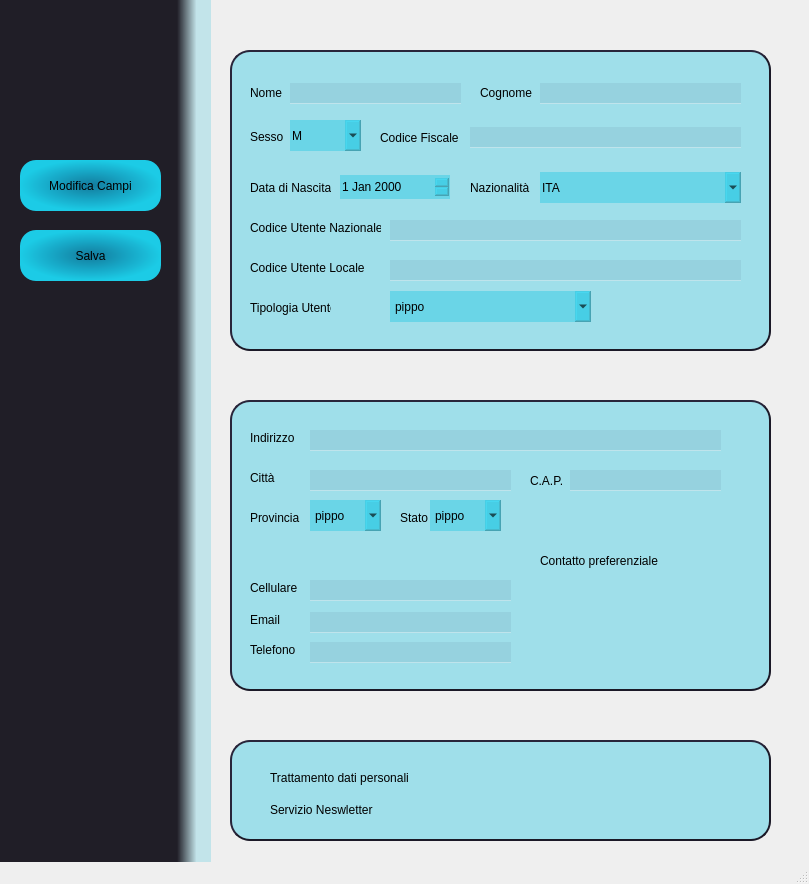
Qt form designer/SchedaUtenteView/SchedaUtenteView.ui (begbaj/babelib) before a commit.
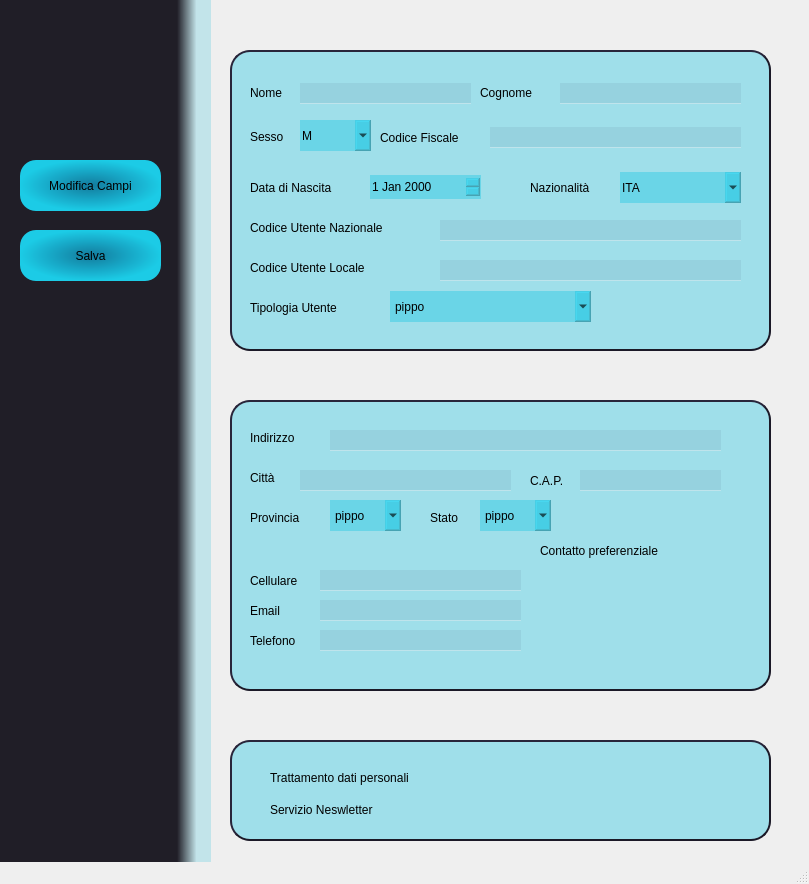
The same form after that commit. Icons and pictures are not drawn.

Commit message: aggiunto pop up di selezione su elimina, modificato la gui utenti con annessione dell'effetto "press", fatto dei test con i qss funzionanti (i file sono in formato txt per via di errori che mi compaiono sull'editor)

Diff of the .ui file:
```diff
--- a/designer/SchedaUtenteView/SchedaUtenteView.ui
+++ b/designer/SchedaUtenteView/SchedaUtenteView.ui
@@ -191,7 +191,7 @@
       <rect>
        <x>250</x>
        <y>32</y>
-       <width>61</width>
+       <width>71</width>
        <height>21</height>
       </rect>
      </property>
@@ -209,7 +209,7 @@
       <rect>
        <x>150</x>
        <y>80</y>
-       <width>81</width>
+       <width>111</width>
        <height>16</height>
       </rect>
      </property>
@@ -261,7 +261,7 @@
     <widget class="QComboBox" name="genderBox">
      <property name="geometry">
       <rect>
-       <x>60</x>
+       <x>70</x>
        <y>70</y>
        <width>71</width>
        <height>31</height>
@@ -288,7 +288,7 @@
     <widget class="QLineEdit" name="nameField">
      <property name="geometry">
       <rect>
-       <x>60</x>
+       <x>70</x>
        <y>33</y>
        <width>171</width>
        <height>21</height>
@@ -316,9 +316,9 @@
     <widget class="QLineEdit" name="surnameField">
      <property name="geometry">
       <rect>
-       <x>310</x>
+       <x>330</x>
        <y>33</y>
-       <width>201</width>
+       <width>181</width>
        <height>21</height>
       </rect>
      </property>
@@ -341,9 +341,9 @@
     <widget class="QLineEdit" name="fiscalcodeField">
      <property name="geometry">
       <rect>
-       <x>240</x>
+       <x>260</x>
        <y>77</y>
-       <width>271</width>
+       <width>251</width>
        <height>21</height>
       </rect>
      </property>
@@ -368,7 +368,7 @@
       <rect>
        <x>20</x>
        <y>170</y>
-       <width>131</width>
+       <width>181</width>
        <height>16</height>
       </rect>
      </property>
@@ -386,7 +386,7 @@
       <rect>
        <x>20</x>
        <y>210</y>
-       <width>131</width>
+       <width>161</width>
        <height>16</height>
       </rect>
      </property>
@@ -402,9 +402,9 @@
     <widget class="QLineEdit" name="nameField_5">
      <property name="geometry">
       <rect>
-       <x>160</x>
+       <x>210</x>
        <y>170</y>
-       <width>351</width>
+       <width>301</width>
        <height>21</height>
       </rect>
      </property>
@@ -427,9 +427,9 @@
     <widget class="QLineEdit" name="nameField_6">
      <property name="geometry">
       <rect>
-       <x>160</x>
+       <x>210</x>
        <y>210</y>
-       <width>351</width>
+       <width>301</width>
        <height>21</height>
       </rect>
      </property>
@@ -454,7 +454,7 @@
       <rect>
        <x>20</x>
        <y>130</y>
-       <width>81</width>
+       <width>111</width>
        <height>16</height>
       </rect>
      </property>
@@ -470,9 +470,9 @@
     <widget class="QDateEdit" name="dateEdit">
      <property name="geometry">
       <rect>
-       <x>110</x>
+       <x>140</x>
        <y>125</y>
-       <width>110</width>
+       <width>111</width>
        <height>24</height>
       </rect>
      </property>
@@ -489,7 +489,7 @@
     <widget class="QLabel" name="dateLabel_2">
      <property name="geometry">
       <rect>
-       <x>240</x>
+       <x>300</x>
        <y>130</y>
        <width>81</width>
        <height>16</height>
@@ -507,9 +507,9 @@
     <widget class="QComboBox" name="nationBox">
      <property name="geometry">
       <rect>
-       <x>310</x>
+       <x>390</x>
        <y>122</y>
-       <width>201</width>
+       <width>121</width>
        <height>31</height>
       </rect>
      </property>
@@ -581,7 +581,7 @@
       <rect>
        <x>20</x>
        <y>250</y>
-       <width>81</width>
+       <width>121</width>
        <height>16</height>
       </rect>
      </property>
@@ -639,9 +639,9 @@
     <widget class="QLabel" name="positionLabel_2">
      <property name="geometry">
       <rect>
-       <x>170</x>
+       <x>200</x>
        <y>110</y>
-       <width>81</width>
+       <width>41</width>
        <height>16</height>
       </rect>
      </property>
@@ -659,7 +659,7 @@
       <rect>
        <x>20</x>
        <y>30</y>
-       <width>51</width>
+       <width>71</width>
        <height>16</height>
       </rect>
      </property>
@@ -675,9 +675,9 @@
     <widget class="QLineEdit" name="addressField">
      <property name="geometry">
       <rect>
-       <x>80</x>
+       <x>100</x>
        <y>30</y>
-       <width>411</width>
+       <width>391</width>
        <height>21</height>
       </rect>
      </property>
@@ -718,9 +718,9 @@
     <widget class="QLineEdit" name="cityField">
      <property name="geometry">
       <rect>
-       <x>80</x>
+       <x>70</x>
        <y>70</y>
-       <width>201</width>
+       <width>211</width>
        <height>21</height>
       </rect>
      </property>
@@ -761,9 +761,9 @@
     <widget class="QLineEdit" name="capField">
      <property name="geometry">
       <rect>
-       <x>340</x>
+       <x>350</x>
        <y>70</y>
-       <width>151</width>
+       <width>141</width>
        <height>21</height>
       </rect>
      </property>
@@ -788,7 +788,7 @@
       <rect>
        <x>20</x>
        <y>110</y>
-       <width>61</width>
+       <width>71</width>
        <height>16</height>
       </rect>
      </property>
@@ -804,7 +804,7 @@
     <widget class="QComboBox" name="districtBox">
      <property name="geometry">
       <rect>
-       <x>80</x>
+       <x>100</x>
        <y>100</y>
        <width>71</width>
        <height>31</height>
@@ -824,9 +824,9 @@
      <property name="geometry">
       <rect>
        <x>20</x>
-       <y>180</y>
-       <width>51</width>
-       <height>16</height>
+       <y>170</y>
+       <width>71</width>
+       <height>21</height>
       </rect>
      </property>
      <property name="styleSheet">
@@ -842,9 +842,9 @@
      <property name="geometry">
       <rect>
        <x>20</x>
-       <y>212</y>
+       <y>200</y>
        <width>51</width>
-       <height>16</height>
+       <height>21</height>
       </rect>
      </property>
      <property name="styleSheet">
@@ -860,9 +860,9 @@
      <property name="geometry">
       <rect>
        <x>20</x>
-       <y>242</y>
-       <width>51</width>
-       <height>16</height>
+       <y>230</y>
+       <width>71</width>
+       <height>21</height>
       </rect>
      </property>
      <property name="styleSheet">
@@ -877,8 +877,8 @@
     <widget class="QLineEdit" name="cellField">
      <property name="geometry">
       <rect>
-       <x>80</x>
-       <y>180</y>
+       <x>90</x>
+       <y>170</y>
        <width>201</width>
        <height>21</height>
       </rect>
@@ -902,8 +902,8 @@
     <widget class="QLineEdit" name="emailField">
      <property name="geometry">
       <rect>
-       <x>80</x>
-       <y>212</y>
+       <x>90</x>
+       <y>200</y>
        <width>201</width>
        <height>21</height>
       </rect>
@@ -927,8 +927,8 @@
     <widget class="QLineEdit" name="telephonField">
      <property name="geometry">
       <rect>
-       <x>80</x>
-       <y>242</y>
+       <x>90</x>
+       <y>230</y>
        <width>201</width>
        <height>21</height>
       </rect>
@@ -952,8 +952,8 @@
     <widget class="QRadioButton" name="radioButton">
      <property name="geometry">
       <rect>
-       <x>350</x>
-       <y>180</y>
+       <x>380</x>
+       <y>170</y>
        <width>100</width>
        <height>20</height>
       </rect>
@@ -972,8 +972,8 @@
     <widget class="QRadioButton" name="radioButton_2">
      <property name="geometry">
       <rect>
-       <x>350</x>
-       <y>210</y>
+       <x>380</x>
+       <y>200</y>
        <width>100</width>
        <height>20</height>
       </rect>
@@ -992,8 +992,8 @@
     <widget class="QRadioButton" name="radioButton_3">
      <property name="geometry">
       <rect>
-       <x>350</x>
-       <y>240</y>
+       <x>380</x>
+       <y>230</y>
        <width>100</width>
        <height>20</height>
       </rect>
@@ -1013,8 +1013,8 @@
      <property name="geometry">
       <rect>
        <x>310</x>
-       <y>150</y>
-       <width>121</width>
+       <y>140</y>
+       <width>161</width>
        <height>21</height>
       </rect>
      </property>
@@ -1030,7 +1030,7 @@
     <widget class="QComboBox" name="stateBox">
      <property name="geometry">
       <rect>
-       <x>200</x>
+       <x>250</x>
        <y>100</y>
        <width>71</width>
        <height>31</height>
@@ -1170,7 +1170,7 @@
    <widget class="QLabel" name="label_2">
     <property name="geometry">
      <rect>
-      <x>240</x>
+      <x>250</x>
       <y>20</y>
       <width>51</width>
       <height>51</height>
```
The commit also changes 6 other files.
